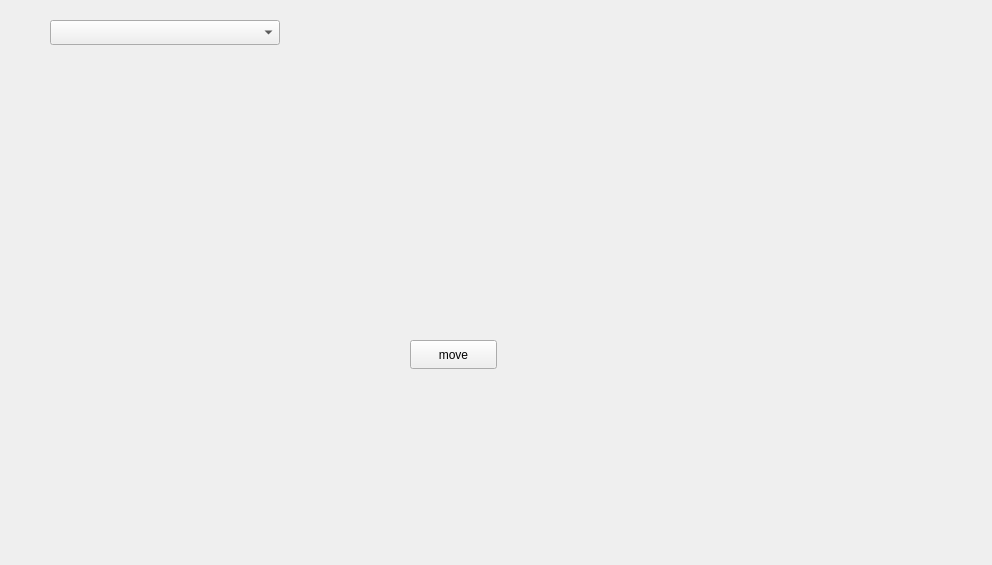
Above: ui/test.ui from YassineBaghdadi/DEGITAL-management before the change. Below: the same form after it.
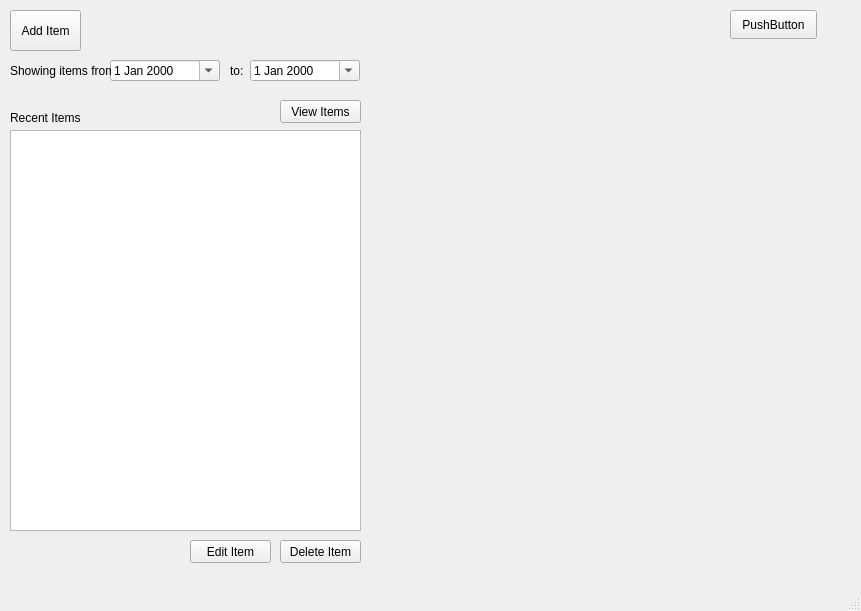
That is the form after the change.

What changed in the file:
```diff
--- a/ui/test.ui
+++ b/ui/test.ui
@@ -1,41 +1,188 @@
 <?xml version="1.0" encoding="UTF-8"?>
 <ui version="4.0">
- <class>Form</class>
- <widget class="QWidget" name="Form">
+ <class>MainWindow</class>
+ <widget class="QMainWindow" name="MainWindow">
   <property name="geometry">
    <rect>
     <x>0</x>
     <y>0</y>
-    <width>992</width>
-    <height>565</height>
+    <width>861</width>
+    <height>611</height>
    </rect>
   </property>
   <property name="windowTitle">
    <string>Form</string>
   </property>
-  <widget class="QComboBox" name="comboBox">
-   <property name="geometry">
-    <rect>
-     <x>50</x>
-     <y>20</y>
-     <width>230</width>
-     <height>25</height>
-    </rect>
-   </property>
+  <widget class="QWidget" name="centralwidget">
+   <widget class="QPushButton" name="btn_add_item">
+    <property name="geometry">
+     <rect>
+      <x>10</x>
+      <y>10</y>
+      <width>71</width>
+      <height>41</height>
+     </rect>
+    </property>
+    <property name="text">
+     <string>Add Item</string>
+    </property>
+   </widget>
+   <widget class="QPushButton" name="btn_edit_item">
+    <property name="geometry">
+     <rect>
+      <x>190</x>
+      <y>540</y>
+      <width>81</width>
+      <height>23</height>
+     </rect>
+    </property>
+    <property name="text">
+     <string>Edit Item</string>
+    </property>
+   </widget>
+   <widget class="QListWidget" name="recent_items">
+    <property name="geometry">
+     <rect>
+      <x>10</x>
+      <y>130</y>
+      <width>351</width>
+      <height>401</height>
+     </rect>
+    </property>
+   </widget>
+   <widget class="QLabel" name="lbl_recent_items">
+    <property name="geometry">
+     <rect>
+      <x>10</x>
+      <y>110</y>
+      <width>251</width>
+      <height>16</height>
+     </rect>
+    </property>
+    <property name="text">
+     <string>Recent Items</string>
+    </property>
+   </widget>
+   <widget class="QPushButton" name="btn_delete_item">
+    <property name="geometry">
+     <rect>
+      <x>280</x>
+      <y>540</y>
+      <width>81</width>
+      <height>23</height>
+     </rect>
+    </property>
+    <property name="text">
+     <string>Delete Item</string>
+    </property>
+   </widget>
+   <widget class="QWidget" name="mplwindow" native="true">
+    <property name="geometry">
+     <rect>
+      <x>380</x>
+      <y>130</y>
+      <width>471</width>
+      <height>401</height>
+     </rect>
+    </property>
+    <property name="sizePolicy">
+     <sizepolicy hsizetype="Preferred" vsizetype="Preferred">
+      <horstretch>0</horstretch>
+      <verstretch>0</verstretch>
+     </sizepolicy>
+    </property>
+    <layout class="QVBoxLayout" name="mplvl"/>
+   </widget>
+   <widget class="QPushButton" name="btn_view_items">
+    <property name="geometry">
+     <rect>
+      <x>280</x>
+      <y>100</y>
+      <width>81</width>
+      <height>23</height>
+     </rect>
+    </property>
+    <property name="text">
+     <string>View Items</string>
+    </property>
+   </widget>
+   <widget class="QDateEdit" name="date_from">
+    <property name="geometry">
+     <rect>
+      <x>110</x>
+      <y>60</y>
+      <width>110</width>
+      <height>21</height>
+     </rect>
+    </property>
+    <property name="calendarPopup">
+     <bool>true</bool>
+    </property>
+   </widget>
+   <widget class="QDateEdit" name="date_to">
+    <property name="geometry">
+     <rect>
+      <x>250</x>
+      <y>60</y>
+      <width>110</width>
+      <height>21</height>
+     </rect>
+    </property>
+    <property name="calendarPopup">
+     <bool>true</bool>
+    </property>
+   </widget>
+   <widget class="QLabel" name="lbl_showing_items1">
+    <property name="geometry">
+     <rect>
+      <x>10</x>
+      <y>60</y>
+      <width>101</width>
+      <height>21</height>
+     </rect>
+    </property>
+    <property name="text">
+     <string>Showing items from: </string>
+    </property>
+   </widget>
+   <widget class="QLabel" name="lbl_showing_items1_2">
+    <property name="geometry">
+     <rect>
+      <x>230</x>
+      <y>60</y>
+      <width>21</width>
+      <height>21</height>
+     </rect>
+    </property>
+    <property name="text">
+     <string>to:</string>
+    </property>
+   </widget>
+   <widget class="QPushButton" name="pushButton">
+    <property name="geometry">
+     <rect>
+      <x>730</x>
+      <y>10</y>
+      <width>87</width>
+      <height>29</height>
+     </rect>
+    </property>
+    <property name="text">
+     <string>PushButton</string>
+    </property>
+   </widget>
   </widget>
-  <widget class="QPushButton" name="pushButton">
+  <widget class="QMenuBar" name="menubar">
    <property name="geometry">
     <rect>
-     <x>410</x>
-     <y>340</y>
-     <width>87</width>
-     <height>29</height>
+     <x>0</x>
+     <y>0</y>
+     <width>861</width>
+     <height>23</height>
     </rect>
    </property>
-   <property name="text">
-    <string>move</string>
-   </property>
   </widget>
+  <widget class="QStatusBar" name="statusbar"/>
  </widget>
  <resources/>
  <connections/>
```
Left out of the diff: 2 changed lines with no effect on the pictures.
